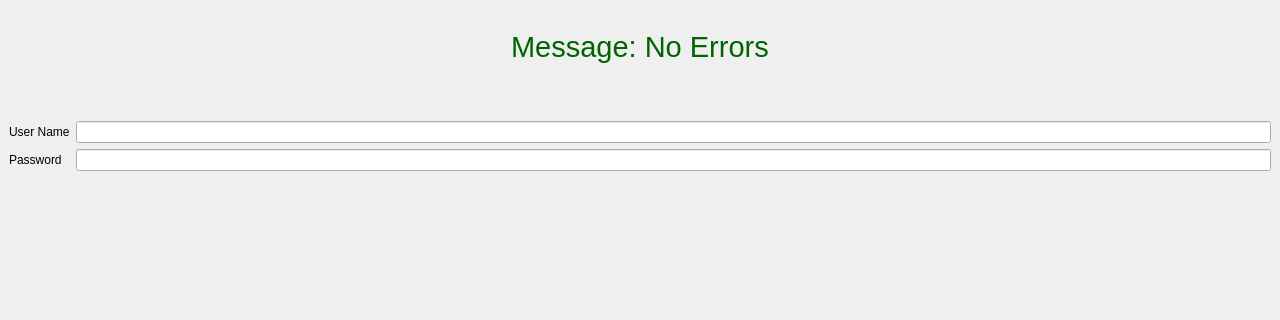
This is Ds_project/mainwindow.ui in mohamed-khalid-gamal/Ds_Project as Qt 5 draws it before an edit; both pictures show x 0 to 1280 and y 175 to 495 of the 1280 by 720 pixel window. The edited form follows.
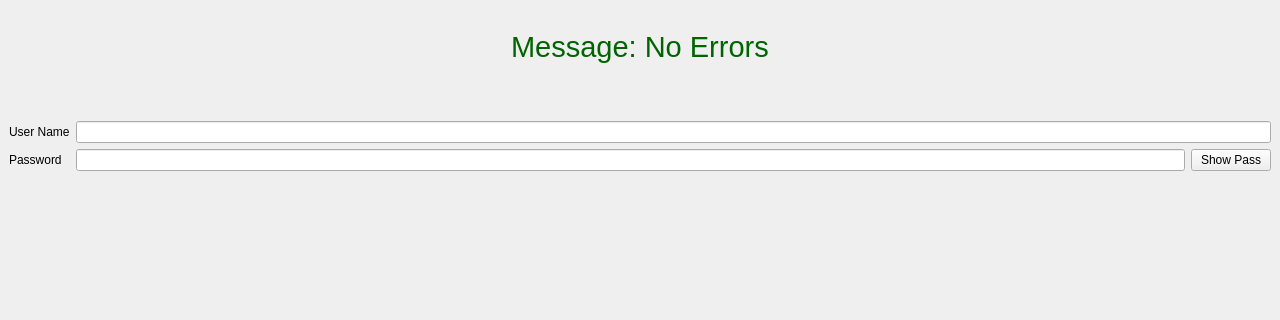
This is the edited form.

```diff
--- a/Ds_project/mainwindow.ui
+++ b/Ds_project/mainwindow.ui
@@ -91,7 +91,22 @@
        </widget>
       </item>
       <item row="1" column="1">
-       <widget class="QLineEdit" name="lineEdit_2"/>
+       <layout class="QHBoxLayout" name="horizontalLayout">
+        <item>
+         <widget class="QLineEdit" name="lineEdit_2">
+          <property name="echoMode">
+           <enum>QLineEdit::Password</enum>
+          </property>
+         </widget>
+        </item>
+        <item>
+         <widget class="QPushButton" name="pushButton_5">
+          <property name="text">
+           <string>Show Pass</string>
+          </property>
+         </widget>
+        </item>
+       </layout>
       </item>
      </layout>
     </item>
```
